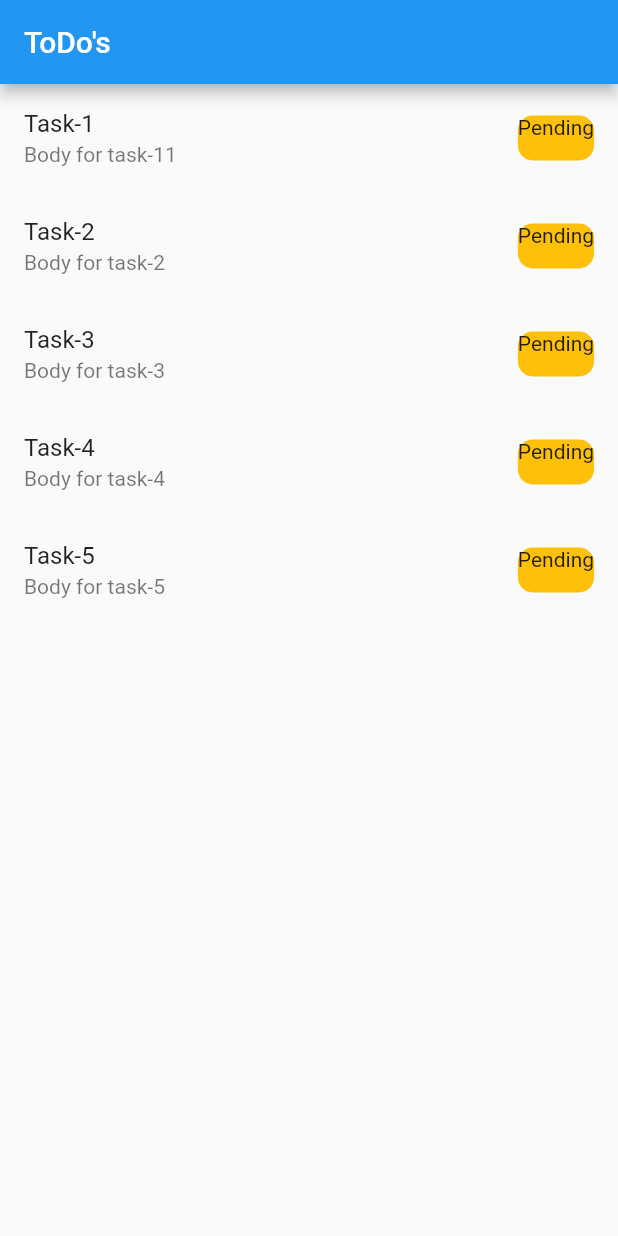
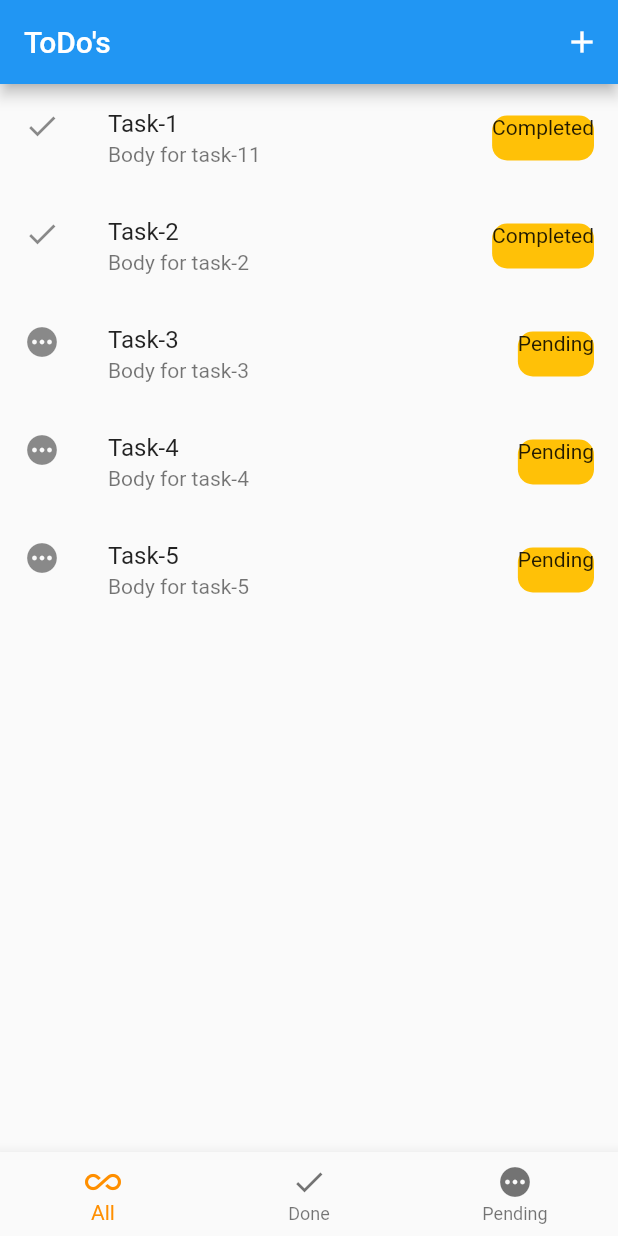
Before and after one commit to mfdcoder/Flutter-todo, a Flutter app: the screen it shows after launch, on a phone screen of 412 x 824 dp. Run offline on Flutter 3.47's test engine with Material 2 defaults, Android fonts, the phone set to English and light mode, and no system bars.

```diff
--- a/lib/main.dart
+++ b/lib/main.dart
@@ -4,8 +4,8 @@ import 'package:provider/provider.dart';
 
 import './screens/todo_home_screen.dart';
 import './screens/todo_detail_screen.dart';
+import './screens/add_todo_sceen.dart';
 import './providers/todos_provider.dart';
-import './providers/todo.dart';
 
 void main() {
   runApp(MyApp());
@@ -38,6 +38,7 @@ class MyApp extends StatelessWidget {
         routes: {
           '/': (ctx) => TodoHomeScreen(),
           TooDetailScreen.routeName: (ctx) => TooDetailScreen(),
+          AddToDoScreen.routeName: (ctx) => AddToDoScreen(),
         },
       ),
     );
--- a/lib/providers/todos_provider.dart
+++ b/lib/providers/todos_provider.dart
@@ -10,14 +10,14 @@ class ToDosProvider with ChangeNotifier {
       title: 'Task-1',
       body: 'Body for task-11',
       deadline: DateTime.now(),
-      status: Status.pending,
+      status: Status.completed,
     ),
     ToDo(
       id: '2',
       title: 'Task-2',
       body: 'Body for task-2',
       deadline: DateTime.now(),
-      status: Status.pending,
+      status: Status.completed,
     ),
     ToDo(
       id: '3',
@@ -46,6 +46,25 @@ class ToDosProvider with ChangeNotifier {
     return [..._todos]; // Return deep copy
   }
 
+  List<ToDo> get completedItems {
+    return [..._todos.where((element) => element.status == Status.completed)];
+  }
+
+  List<ToDo> get pendingItems {
+    return [..._todos.where((element) => element.status == Status.pending)];
+  }
+
+  List<ToDo> findByStatus(int status) {
+    if (status == 1) {
+      return [..._todos.where((element) => element.status == Status.completed)];
+    } else if (status == 2) {
+      return [..._todos.where((element) => element.status == Status.pending)];
+    }
+    // Return deep copy
+    return [..._todos];
+    // notifyListeners()
+  }
+
   ToDo findById(id) {
     return _todos.firstWhere((element) => element.id == id);
   }
--- a/lib/screens/todo_home_screen.dart
+++ b/lib/screens/todo_home_screen.dart
@@ -1,17 +1,58 @@
 import 'package:flutter/material.dart';
+import '../screens/add_todo_sceen.dart';
 
 import './../widgets/todo_listview.dart';
 
-class TodoHomeScreen extends StatelessWidget {
+class TodoHomeScreen extends StatefulWidget {
   // const TodoHomeScreen({Key? key}) : super(key: key);
+
+  @override
+  _TodoHomeScreenState createState() => _TodoHomeScreenState();
+}
+
+class _TodoHomeScreenState extends State<TodoHomeScreen> {
+  int _tabIndex = 0;
+
+  void _selectTab(int index) {
+    setState(() {
+      _tabIndex = index;
+    });
+  }
 
   @override
   Widget build(BuildContext context) {
     return Scaffold(
       appBar: AppBar(
         title: Text('ToDo\'s'),
+        actions: [
+          IconButton(
+            onPressed: () =>
+                {Navigator.of(context).pushNamed(AddToDoScreen.routeName)},
+            icon: Icon(Icons.add),
+          )
+        ],
       ),
-      body: ToDoListView(),
+      // body: _tabs[_tabIndex],
+      body: ToDoListView(_tabIndex),
+      bottomNavigationBar: BottomNavigationBar(
+        items: const <BottomNavigationBarItem>[
+          BottomNavigationBarItem(
+            icon: Icon(Icons.all_inclusive),
+            label: 'All',
+          ),
+          BottomNavigationBarItem(
+            icon: Icon(Icons.done),
+            label: 'Done',
+          ),
+          BottomNavigationBarItem(
+            icon: Icon(Icons.pending),
+            label: 'Pending',
+          ),
+        ],
+        currentIndex: _tabIndex,
+        selectedItemColor: Colors.amber[800],
+        onTap: _selectTab,
+      ),
     );
   }
 }
--- a/lib/widgets/todo_item.dart
+++ b/lib/widgets/todo_item.dart
@@ -4,6 +4,7 @@ import '../providers/todo.dart';
 
 import './../screens/todo_detail_screen.dart';
 import './../providers/todo.dart';
+import './../models/status_enum.dart';
 
 class ToDoItem extends StatelessWidget {
   // final ToDo item;
@@ -12,10 +13,11 @@ class ToDoItem extends StatelessWidget {
 
   @override
   Widget build(BuildContext context) {
-    final item = Provider.of<ToDo>(context);
+    final item = Provider.of<ToDo>(context, listen: true);
     return ListTile(
       title: Text(item.title),
       subtitle: Text(item.body),
+      leading: Icon(item.status == Status.pending ? Icons.pending : Icons.done),
       trailing: GestureDetector(
         child: Container(
           child: Text(item.statusString),
--- a/lib/widgets/todo_listview.dart
+++ b/lib/widgets/todo_listview.dart
@@ -3,18 +3,37 @@ import 'package:provider/provider.dart';
 
 import './todo_item.dart';
 import './../providers/todos_provider.dart';
+import './../providers/todo.dart';
 
 class ToDoListView extends StatelessWidget {
+  var _tabIndex = 0;
+
+  ToDoListView(this._tabIndex);
+
   @override
   Widget build(BuildContext context) {
     final todosData = Provider.of<ToDosProvider>(context);
-    final todos = todosData.items;
+    // final todos = todosData.findByStatus(_tabIndex);
+    var todos = <ToDo>[];
+    if (_tabIndex == 0) {
+      todos = todosData.items;
+    } else if (_tabIndex == 1) {
+      todos = todosData.completedItems;
+    } else {
+      todos = todosData.pendingItems;
+    }
 
     return ListView.builder(
       itemCount: todos.length,
+      // itemBuilder: (context, index) {
+      //   return ChangeNotifierProvider(
+      //     create: (c) => todos[index],
+      //     child: ToDoItem(),
+      //   );
+      // },
       itemBuilder: (context, index) {
-        return ChangeNotifierProvider(
-          create: (c) => todos[index],
+        return ChangeNotifierProvider.value(
+          value: todos[index],
           child: ToDoItem(),
         );
       },
--- a/pubspec.yaml
+++ b/pubspec.yaml
@@ -30,6 +30,7 @@ dependencies:
   cupertino_icons: ^1.0.2
   intl: ^0.17.0
   provider: ^5.0.0
+  http: ^0.13.3
   # dcdg: ^3.1.1
 
 
```
Also changed, not shown: lib/screens/add_todo_sceen.dart (added, +41 -0 lines), pubspec.lock.
